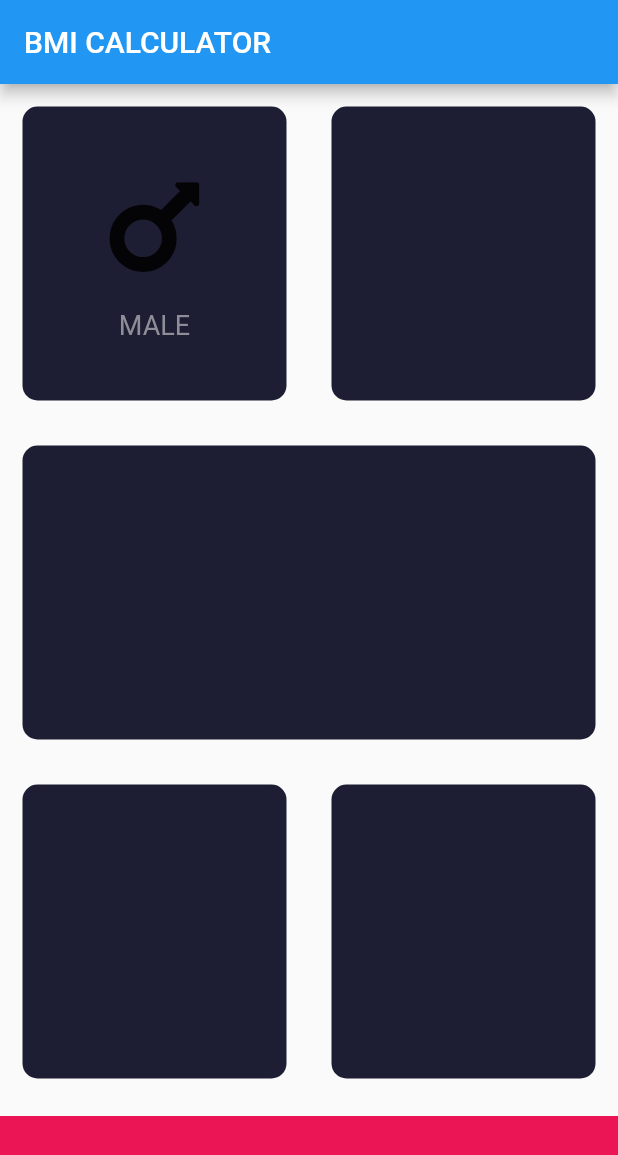
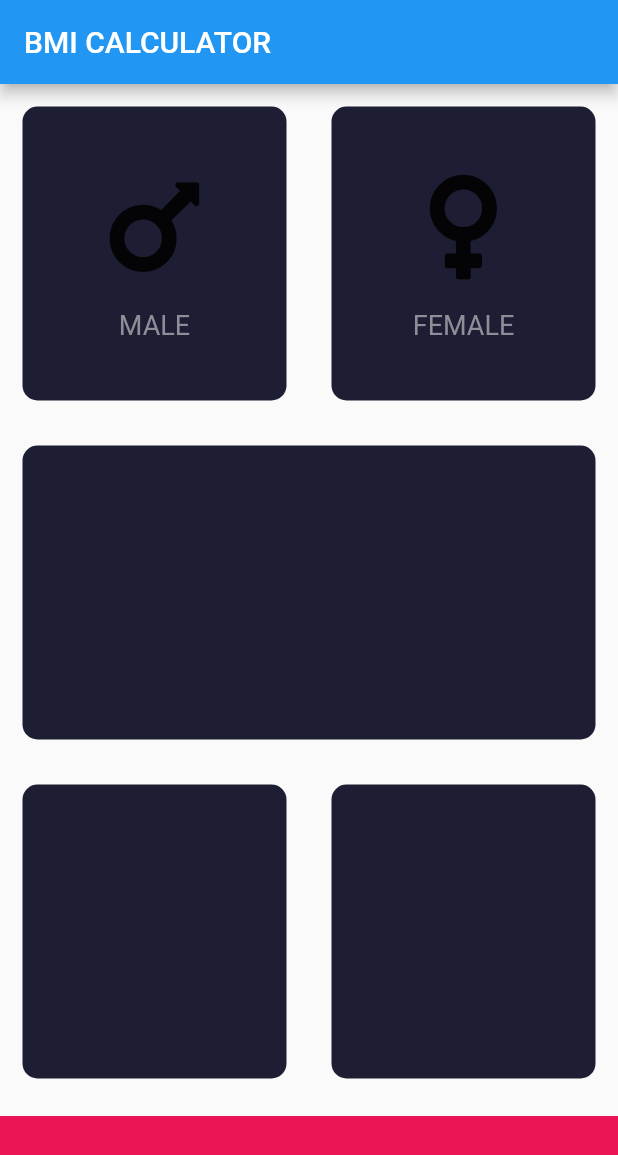
Before and after one commit to yotsufe/flutter_base, a Flutter app: the InputPage screen opened directly, on a phone screen of 412 x 824 dp. Shown: the top 1155 px of the screen. Run offline on Flutter 3.47's test engine with Material 2 defaults, Android fonts, the phone set to English and light mode, and no system bars; our stand-ins replace audioplayers, font_awesome_flutter.

Commit message:
Add a ChildCard widget

```diff
--- a/lib/bmicalculator/inputpage.dart
+++ b/lib/bmicalculator/inputpage.dart
@@ -25,30 +25,19 @@ class _InputPageState extends State<InputPage> {
                 Expanded(
                   child: ReusableCard(
                     colour: Color(cardColor),
-                    cardChild: Column(
-                      mainAxisAlignment: MainAxisAlignment.center,
-                      children: [
-                        Icon(
-                          FontAwesomeIcons.mars,
-                          size: 80.0,
-                        ),
-                        SizedBox(
-                          height: 15.0,
-                        ),
-                        Text(
-                          'MALE',
-                          style: TextStyle(
-                            fontSize: 18.0,
-                            color: Color(0xFF8D8E98),
-                          ),
-                        )
-                      ],
+                    cardChild: ChildCard(
+                      gender: 'MALE',
+                      genderIcon: FontAwesomeIcons.mars,
                     ),
                   ),
                 ),
                 Expanded(
                   child: ReusableCard(
                     colour: Color(cardColor),
+                    cardChild: ChildCard(
+                      gender: 'FEMALE',
+                      genderIcon: FontAwesomeIcons.venus,
+                    ),
                   ),
                 ),
               ],
@@ -105,3 +94,32 @@ class ReusableCard extends StatelessWidget {
     );
   }
 }
+
+class ChildCard extends StatelessWidget {
+  ChildCard({@required this.gender, @required this.genderIcon});
+
+  final String gender;
+  final IconData genderIcon;
+  @override
+  Widget build(BuildContext context) {
+    return Column(
+      mainAxisAlignment: MainAxisAlignment.center,
+      children: [
+        Icon(
+          genderIcon,
+          size: 80.0,
+        ),
+        SizedBox(
+          height: 15.0,
+        ),
+        Text(
+          gender,
+          style: TextStyle(
+            fontSize: 18.0,
+            color: Color(0xFF8D8E98),
+          ),
+        )
+      ],
+    );
+  }
+}
```
